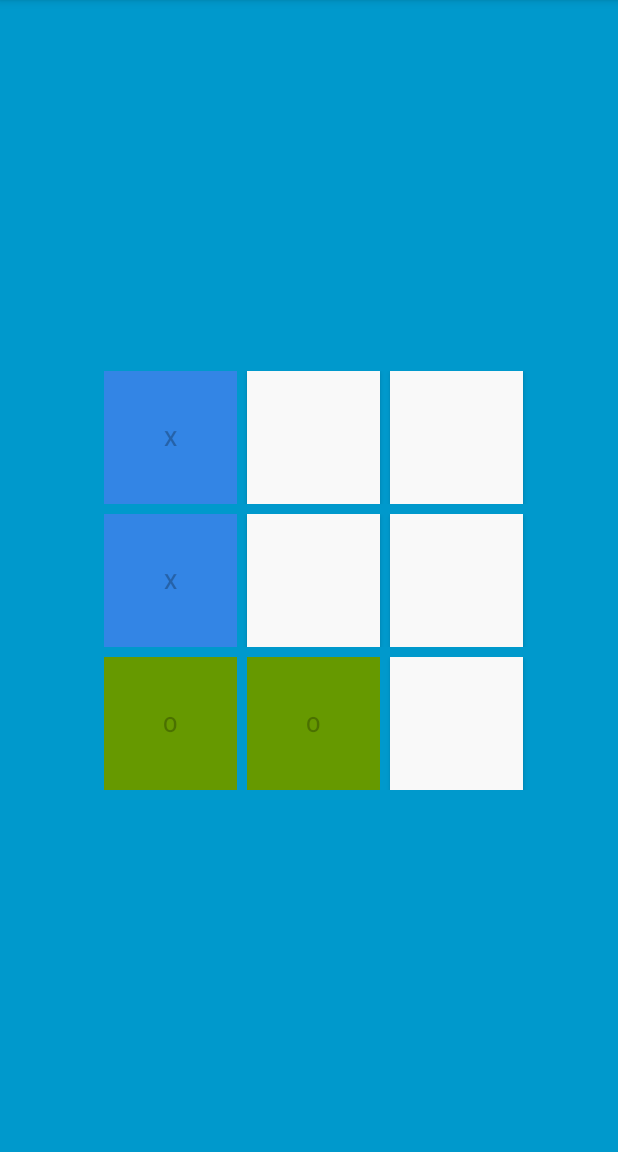
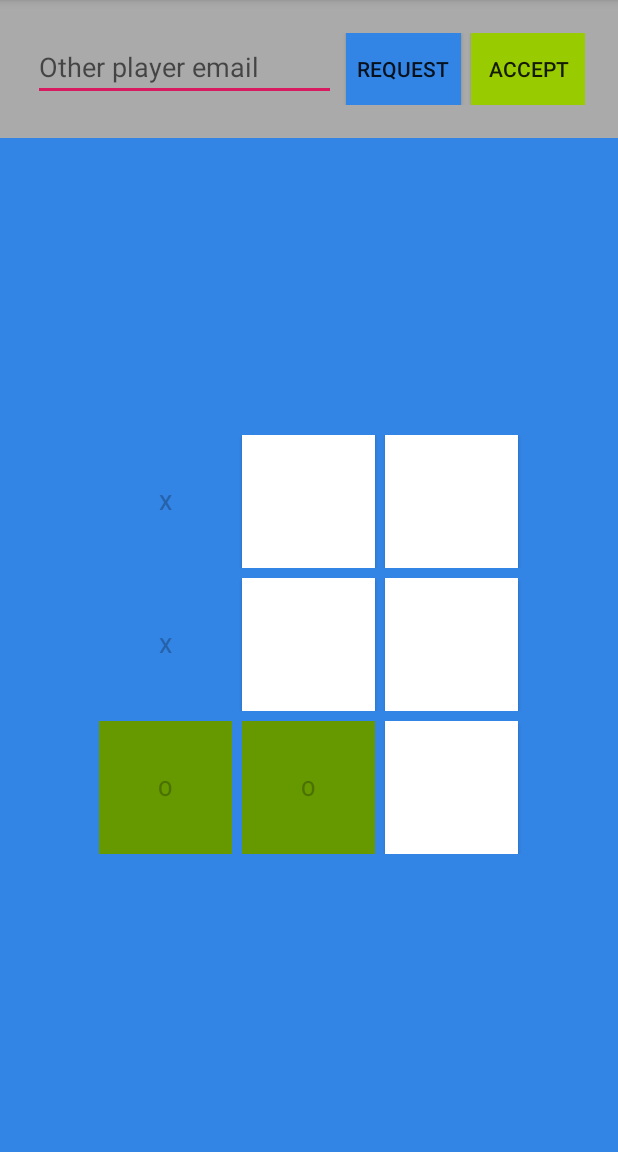
Before and after one commit to Danboe2018/TicTacToeOnline, an Android app: the screen it shows after launch once a user with an empty profile is signed in (MainActivity), after a tap on an icon or button, on a phone screen of 412 x 824 dp, the part 84-1236 px from its top. Run offline under Robolectric (Android 15) with nearby library versions, the phone set to English and light mode, and no system bars; our stand-ins replace Firebase (no records; nobody signed in at launch, a user with empty details on screens opened directly); 1 other tap on this screen came first.

Commit message:
New game layout

```diff
--- a/app/src/main/java/com/webappclouds/tictactoeonline/MainActivity.kt
+++ b/app/src/main/java/com/webappclouds/tictactoeonline/MainActivity.kt
@@ -9,10 +9,6 @@ import com.google.firebase.analytics.FirebaseAnalytics
 import kotlinx.android.synthetic.main.activity_main.*
 import java.util.*
 import kotlin.collections.ArrayList
-import androidx.core.app.ComponentActivity.ExtraData
-import androidx.core.content.ContextCompat.getSystemService
-import android.icu.lang.UCharacter.GraphemeClusterBreak.T
-
 
 
 class MainActivity : AppCompatActivity() {
@@ -134,11 +130,11 @@ class MainActivity : AppCompatActivity() {
         }
 
         if (winner == 1) {
-            player1WinsCount ++
+            player1WinsCount++
             Toast.makeText(this, "Player 1 is the winner", Toast.LENGTH_LONG).show()
             restartGame()
         } else if (winner == 2) {
-            player2WinsCount ++
+            player2WinsCount++
             Toast.makeText(this, "Player 2 is the winner", Toast.LENGTH_LONG).show()
             restartGame()
         }
@@ -152,7 +148,7 @@ class MainActivity : AppCompatActivity() {
             }
         }
 
-        if(emptyCells.size == 0){
+        if (emptyCells.size == 0) {
             restartGame()
         }
 
@@ -178,6 +174,15 @@ class MainActivity : AppCompatActivity() {
 
         playGame(cellId, butSelected)
 
+    }
+
+    fun butRequestEvent(view: View) {
+        var userEmail = etEmail.text.toString()
+
+    }
+
+    fun butAcceptEvent(view: View) {
+        var userEmail = etEmail.text.toString()
     }
 
     var player1WinsCount = 0
@@ -210,6 +215,10 @@ class MainActivity : AppCompatActivity() {
             butSelected.isEnabled = true
         }
 
-        Toast.makeText(this, "Player1: $player1WinsCount, Player2: $player2WinsCount", Toast.LENGTH_LONG).show()
+        Toast.makeText(
+            this,
+            "Player1: $player1WinsCount, Player2: $player2WinsCount",
+            Toast.LENGTH_LONG
+        ).show()
     }
 }
--- a/app/src/main/res/layout/activity_login.xml
+++ b/app/src/main/res/layout/activity_login.xml
@@ -37,6 +37,7 @@
         android:layout_width="wrap_content"
         android:layout_height="wrap_content"
         android:layout_marginTop="80dp"
+        android:background="@color/blue"
         android:onClick="butLoginEvent"
         android:text="Login"
         app:layout_constraintLeft_toLeftOf="parent"
--- a/app/src/main/res/layout/activity_main.xml
+++ b/app/src/main/res/layout/activity_main.xml
@@ -1,105 +1,143 @@
 <?xml version="1.0" encoding="utf-8"?>
-<TableLayout xmlns:android="http://schemas.android.com/apk/res/android"
+<LinearLayout xmlns:android="http://schemas.android.com/apk/res/android"
     xmlns:app="http://schemas.android.com/apk/res-auto"
     xmlns:tools="http://schemas.android.com/tools"
     android:layout_width="match_parent"
     android:layout_height="match_parent"
-    android:background="@android:color/holo_blue_dark"
-    android:gravity="center"
+    android:background="@android:color/darker_gray"
+    android:orientation="vertical"
     tools:context=".MainActivity">
+
+    <LinearLayout
+        android:layout_width="match_parent"
+        android:layout_height="wrap_content"
+        android:layout_margin="10pt"
+        android:orientation="horizontal">
+
+        <EditText
+            android:id="@+id/etEmail"
+            android:layout_width="wrap_content"
+            android:layout_height="wrap_content"
+            android:layout_weight="1"
+            android:ems="10"
+            android:hint="Other player email"
+            android:inputType="textEmailAddress" />
+
+        <Button
+            android:id="@+id/burequest"
+            android:layout_width="wrap_content"
+            android:layout_height="wrap_content"
+            android:layout_marginLeft="3pt"
+            android:layout_weight="1"
+            android:background="@color/blue"
+            android:onClick="butRequestEvent"
+            android:text="Request" />
+
+        <Button
+            android:id="@+id/button5"
+            android:layout_width="wrap_content"
+            android:layout_height="wrap_content"
+            android:layout_marginLeft="3pt"
+            android:layout_weight="1"
+            android:background="@color/green"
+            android:onClick="butAcceptEvent"
+            android:text="Accept" />
+    </LinearLayout>
+
+    <TableLayout
+        android:layout_width="match_parent"
+        android:layout_height="match_parent"
+        android:background="@color/blue"
+        android:gravity="center">
 
         <TableRow
             android:layout_width="match_parent"
             android:layout_height="match_parent"
-        android:layout_marginTop="3pt"
-        android:gravity="center_horizontal">
+            android:layout_marginBottom="3pt"
+            android:gravity="center">
 
             <Button
                 android:id="@+id/but1"
                 android:layout_width="40pt"
                 android:layout_height="40pt"
-            android:layout_marginLeft="3pt"
-            android:background="@color/whiteBackground"
+                android:layout_marginRight="3pt"
+                android:background="@color/white"
                 android:onClick="butClick" />
 
             <Button
+
                 android:id="@+id/but2"
                 android:layout_width="40pt"
                 android:layout_height="40pt"
-            android:layout_marginLeft="3pt"
-            android:background="@color/whiteBackground"
-            android:onClick="butClick"/>
+                android:layout_marginRight="3pt"
+                android:background="@color/white"
+                android:onClick="butClick" />
 
             <Button
                 android:id="@+id/but3"
                 android:layout_width="40pt"
                 android:layout_height="40pt"
-            android:layout_marginLeft="3pt"
-            android:background="@color/whiteBackground"
-            android:onClick="butClick"/>
-
+                android:background="@color/white"
+                android:onClick="butClick" />
         </TableRow>
 
         <TableRow
             android:layout_width="match_parent"
             android:layout_height="match_parent"
-        android:layout_marginTop="3pt"
-        android:gravity="center_horizontal">
+            android:layout_marginBottom="3pt"
+            android:gravity="center">
 
             <Button
                 android:id="@+id/but4"
                 android:layout_width="40pt"
                 android:layout_height="40pt"
-            android:layout_marginLeft="3pt"
-            android:background="@color/whiteBackground"
-            android:onClick="butClick"/>
+                android:layout_marginRight="3pt"
+                android:background="@color/white"
+                android:onClick="butClick" />
 
             <Button
                 android:id="@+id/but5"
                 android:layout_width="40pt"
                 android:layout_height="40pt"
-            android:layout_marginLeft="3pt"
-            android:background="@color/whiteBackground"
-            android:onClick="butClick"/>
+                android:layout_marginRight="3pt"
+                android:background="@color/white"
+                android:onClick="butClick" />
 
             <Button
                 android:id="@+id/but6"
                 android:layout_width="40pt"
                 android:layout_height="40pt"
-            android:layout_marginLeft="3pt"
-            android:background="@color/whiteBackground"
-            android:onClick="butClick"/>
+                android:background="@color/white"
+                android:onClick="butClick" />
         </TableRow>
 
         <TableRow
             android:layout_width="match_parent"
             android:layout_height="match_parent"
-        android:layout_marginTop="3pt"
-        android:gravity="center_horizontal">
+            android:gravity="center">
 
             <Button
                 android:id="@+id/but7"
                 android:layout_width="40pt"
                 android:layout_height="40pt"
-            android:layout_marginLeft="3pt"
-            android:background="@color/whiteBackground"
-            android:onClick="butClick"/>
+                android:layout_marginRight="3pt"
+                android:background="@color/white"
+                android:onClick="butClick" />
 
             <Button
                 android:id="@+id/but8"
                 android:layout_width="40pt"
                 android:layout_height="40pt"
-            android:layout_marginLeft="3pt"
-            android:background="@color/whiteBackground"
-            android:onClick="butClick"/>
+                android:layout_marginRight="3pt"
+                android:background="@color/white"
+                android:onClick="butClick" />
 
             <Button
                 android:id="@+id/but9"
                 android:layout_width="40pt"
                 android:layout_height="40pt"
-            android:layout_marginLeft="3pt"
-            android:background="@color/whiteBackground"
-            android:onClick="butClick"/>
-
+                android:background="@color/white"
+                android:onClick="butClick" />
         </TableRow>
     </TableLayout>
+</LinearLayout>
--- a/app/src/main/res/values/colors.xml
+++ b/app/src/main/res/values/colors.xml
@@ -6,4 +6,19 @@
     <color name="whiteBackground">#F9F9F9</color>
     <color name="blue">#FF3385E5</color>
     <color name="darkGreen">#FF669900</color>
+    <color name="purple" >#FFAA66CC</color>
+    <color name="green" >#FF99CC00 </color>
+    <color name="orange"  >#FFFFBB33</color>
+    <color name="red"  >#FFFF4444</color>
+    <color name="darkblue"  >#FF0099CC</color>
+    <color name="darkpurple"  >#FF9933CC</color>
+    <color name="darkgreen"  >#FF669900</color>
+    <color name="darkorange"  >#FFFF8800</color>
+    <color name="darkred"  >#FFCC0000</color>
+    <color name="customeblue"  >#3b5998</color>
+    <color name="lowDarkfont"  >#5D070E07</color>
+    <color name="white" >#ffffff</color>
+    <color name="whiteback"  >#f9f9f9</color>
+    <color name="whitebackground"  >#d4d3d3</color>
+    <color name="black"  >#FF040303</color>
 </resources>
```
Lines whose indentation alone changed are shown as unchanged.
